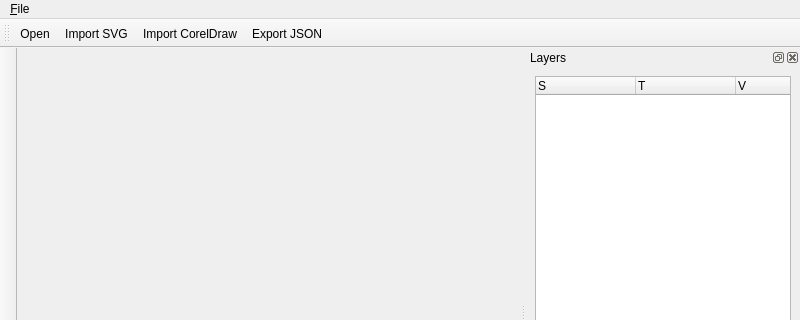
Old version of the form src/ui/LaserControllerWindow.ui in the repository oneminute/LaserController; both pictures show x 0 to 800 and y 0 to 320 of the 800 by 600 pixel window.
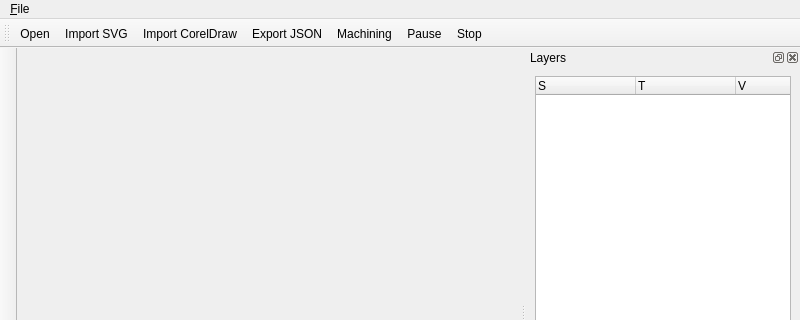
New version of the form. Icons and pictures are not drawn. Custom widgets are drawn as their Qt base class.

Patch:
```diff
--- a/src/ui/LaserControllerWindow.ui
+++ b/src/ui/LaserControllerWindow.ui
@@ -55,6 +55,9 @@
    <addaction name="actionImportSVG"/>
    <addaction name="actionImportCorelDraw"/>
    <addaction name="actionExportJSON"/>
+   <addaction name="actionMachining"/>
+   <addaction name="actionPause"/>
+   <addaction name="actionStop"/>
   </widget>
   <widget class="QDockWidget" name="dockWidgetLayers">
    <property name="windowTitle">
@@ -329,6 +332,24 @@
     <string>Import CorelDraw</string>
    </property>
   </action>
+  <action name="actionMachining">
+   <property name="text">
+    <string>Machining</string>
+   </property>
+  </action>
+  <action name="actionPause">
+   <property name="checkable">
+    <bool>true</bool>
+   </property>
+   <property name="text">
+    <string>Pause</string>
+   </property>
+  </action>
+  <action name="actionStop">
+   <property name="text">
+    <string>Stop</string>
+   </property>
+  </action>
  </widget>
  <customwidgets>
   <customwidget>
```
Left out of the diff: 2 changed lines with no effect on the pictures.
